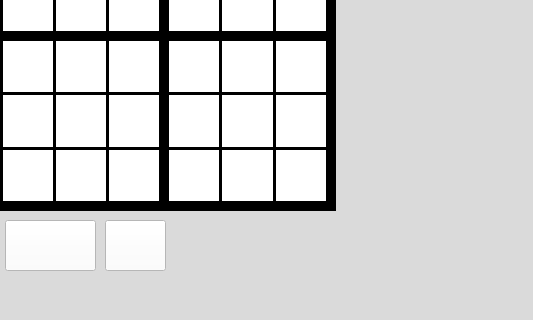
Old version of the form Sudoku/mainwindow.ui in the repository UofU-CS3505/cs3505-assignment9-AveryBroadbent; both pictures show x 305 to 838 and y 410 to 730 of the 838 by 730 pixel window.
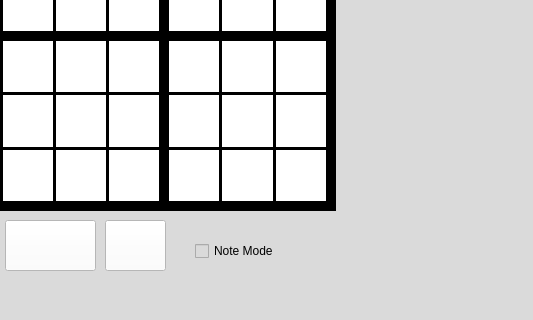
New version of the form. Icons and pictures are not drawn. Custom widgets are drawn as their Qt base class.

Commit message: Added note system and fixed hint oversight that caused a crash lol

```diff
--- a/Sudoku/mainwindow.ui
+++ b/Sudoku/mainwindow.ui
@@ -2429,6 +2429,22 @@
        <string>Start Tutorial</string>
       </property>
      </widget>
+     <widget class="QCheckBox" name="noteCheck">
+      <property name="geometry">
+       <rect>
+        <x>500</x>
+        <y>650</y>
+        <width>91</width>
+        <height>22</height>
+       </rect>
+      </property>
+      <property name="styleSheet">
+       <string notr="true">color: rgb(0, 0, 0);</string>
+      </property>
+      <property name="text">
+       <string>Note Mode</string>
+      </property>
+     </widget>
     </widget>
     <widget class="QWidget" name="Intro2">
      <widget class="QLabel" name="label_7">
```
Left out of the diff: 2 changed lines with no effect on the pictures. The commit also changes 4 other files.
